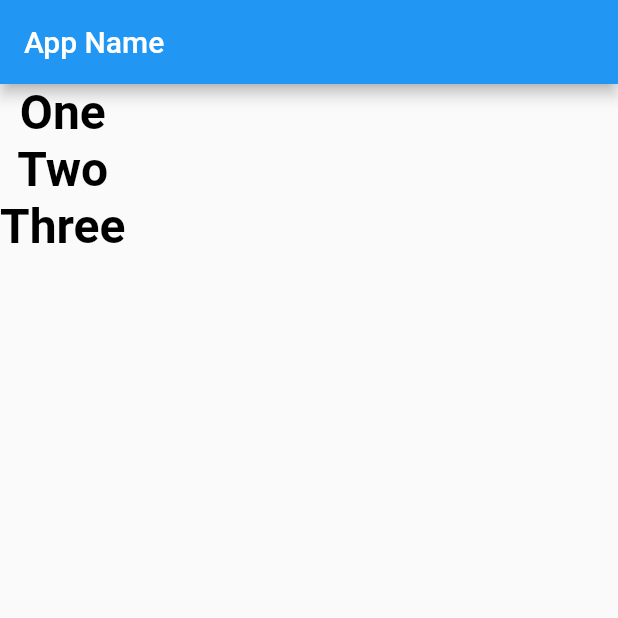
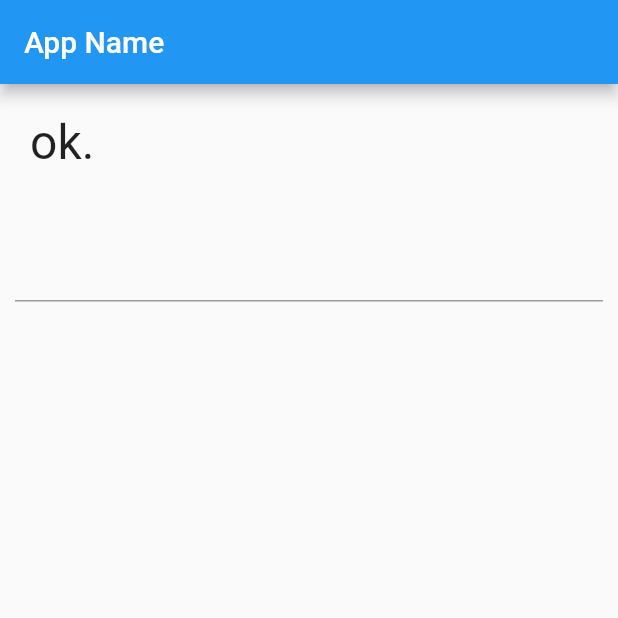
Before and after one commit to masam0/flutter_nyumon, a Flutter app: the screen it shows after launch, on a phone screen of 412 x 824 dp, the top half of it. Run offline on Flutter 3.47's test engine with Material 2 defaults, Android fonts, the phone set to English and light mode, and no system bars.

Commit message:
Chapter3 incomplete but ok

```diff
--- a/lib/main.dart
+++ b/lib/main.dart
@@ -7,62 +7,68 @@ void main() {
 class MyApp extends StatelessWidget {
   @override
   Widget build(BuildContext context) {
-    return new MaterialApp(
-      title: 'Generated App',
-      theme: new ThemeData(
-        primarySwatch: Colors.blue,
+    return MaterialApp(
+      title: 'Flutter App',
+      theme: ThemeData(
         primaryColor: const Color(0xFF2196f3),
-        accentColor: const Color(0xFF2196f3),
         canvasColor: const Color(0xFFfafafa),
+        colorScheme: ColorScheme.fromSwatch(primarySwatch: Colors.blue)
+            .copyWith(secondary: const Color(0xFF2196f3)),
       ),
-      home: new MyHomePage(),
+      home: const MyHomePage(),
     );
   }
 }
 
 class MyHomePage extends StatefulWidget {
-  MyHomePage({Key? key}) : super(key: key);
+  const MyHomePage({Key? key}) : super(key: key);
   @override
-  _MyHomePageState createState() => new _MyHomePageState();
+  State<MyHomePage> createState() => _MyHomePageState();
 }
 
 class _MyHomePageState extends State<MyHomePage> {
+  static var _message = 'ok.';
+  static final _controller = TextEditingController();
+
   @override
   Widget build(BuildContext context) {
-    return new Scaffold(
-      appBar: new AppBar(
-        title: new Text('App Name'),
-      ),
-      body: new Column(
+    return Scaffold(
+        appBar: AppBar(
+          title: Text('App Name'),
+        ),
+        body: Center(
+            child: Column(
           mainAxisAlignment: MainAxisAlignment.start,
           mainAxisSize: MainAxisSize.max,
-          crossAxisAlignment: CrossAxisAlignment.center,
+          crossAxisAlignment: CrossAxisAlignment.stretch,
           children: <Widget>[
-            new Text(
-              "One",
-              style: new TextStyle(
-                  fontSize: 32.0,
-                  color: const Color(0xFF000000),
-                  fontWeight: FontWeight.w700,
-                  fontFamily: "Roboto"),
-            ),
-            new Text(
-              "Two",
-              style: new TextStyle(
-                  fontSize: 32.0,
-                  color: const Color(0xFF000000),
-                  fontWeight: FontWeight.w700,
-                  fontFamily: "Roboto"),
-            ),
-            new Text(
-              "Three",
-              style: new TextStyle(
-                  fontSize: 32.0,
-                  color: const Color(0xFF000000),
-                  fontWeight: FontWeight.w700,
-                  fontFamily: "Roboto"),
-            )
-          ]),
-    );
+            Padding(
+                padding: EdgeInsets.all(20.0),
+                child: Text(
+                  _message,
+                  style: const TextStyle(
+                      fontSize: 32.0,
+                      fontWeight: FontWeight.w400,
+                      fontFamily: "Roboto"),
+                )),
+            Padding(
+                padding: EdgeInsets.all(10.0),
+                child: TextField(
+                  onChanged: textInput,
+                  controller: _controller,
+                  style: const TextStyle(
+                      fontSize: 28.0,
+                      color: Color(0xffFF0000),
+                      fontWeight: FontWeight.w400,
+                      fontFamily: "Roboto"),
+                )),
+          ],
+        )));
+  }
+
+  void textInput(String text) {
+    setState(() {
+      _message = 'you are saying "$text"';
+    });
   }
 }
```
